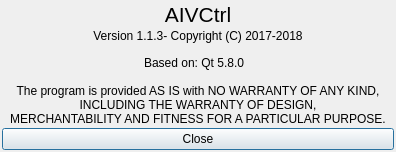
ptstream/QtUPnP, file aivctrl/about.ui: the form before one commit.
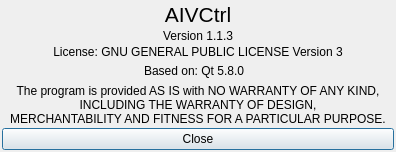
The form after the commit. Icons and pictures are not drawn.

Diff of the .ui file:
```diff
--- a/aivctrl/about.ui
+++ b/aivctrl/about.ui
@@ -51,7 +51,17 @@
    <item>
     <widget class="QLabel" name="m_version">
      <property name="text">
-      <string>Version 1.1.3- Copyright (C) 2017-2018</string>
+      <string>Version 1.1.3</string>
+     </property>
+     <property name="alignment">
+      <set>Qt::AlignCenter</set>
+     </property>
+    </widget>
+   </item>
+   <item>
+    <widget class="QLabel" name="m_version_2">
+     <property name="text">
+      <string>License: GNU GENERAL PUBLIC LICENSE Version 3</string>
      </property>
      <property name="alignment">
       <set>Qt::AlignCenter</set>
```
